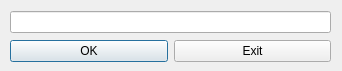
Before: the Qt Designer form uic/editindication.ui in xyang-github/INR_Tracker, drawn with Qt 5.
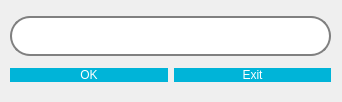
After: the same form once the commit is applied.

Commit message: Updated edit indication dialog

```diff
--- a/uic/editindication.ui
+++ b/uic/editindication.ui
@@ -7,19 +7,48 @@
     <x>0</x>
     <y>0</y>
     <width>342</width>
-    <height>71</height>
+    <height>102</height>
    </rect>
   </property>
+  <property name="palette">
+   <palette>
+    <active/>
+    <inactive/>
+    <disabled/>
+   </palette>
+  </property>
   <property name="windowTitle">
    <string>Edit Indication</string>
   </property>
-  <widget class="QWidget" name="">
+  <property name="styleSheet">
+   <string notr="true">QPushButton {
+	background-color: #00b4d8;
+	color: white;
+	border-radius: 8px;
+	font-family: &quot;Readex Pro&quot;;
+	font: 12px;
+}
+
+QPushButton::hover{
+	border: 3px solid #0077b6;
+}
+
+QLineEdit {
+	border: 2px  solid gray;
+	border-radius: 20px;
+	padding: 10px;
+	font-family:  &quot;Readex Pro&quot;;
+	font: 12px;
+
+}</string>
+  </property>
+  <widget class="QWidget" name="layoutWidget">
    <property name="geometry">
     <rect>
      <x>10</x>
      <y>10</y>
      <width>321</width>
-     <height>53</height>
+     <height>78</height>
     </rect>
    </property>
    <layout class="QVBoxLayout" name="lytMain">
```
Left out of the diff: 4 changed lines with no effect on the pictures. The commit also changes 1 other file.
